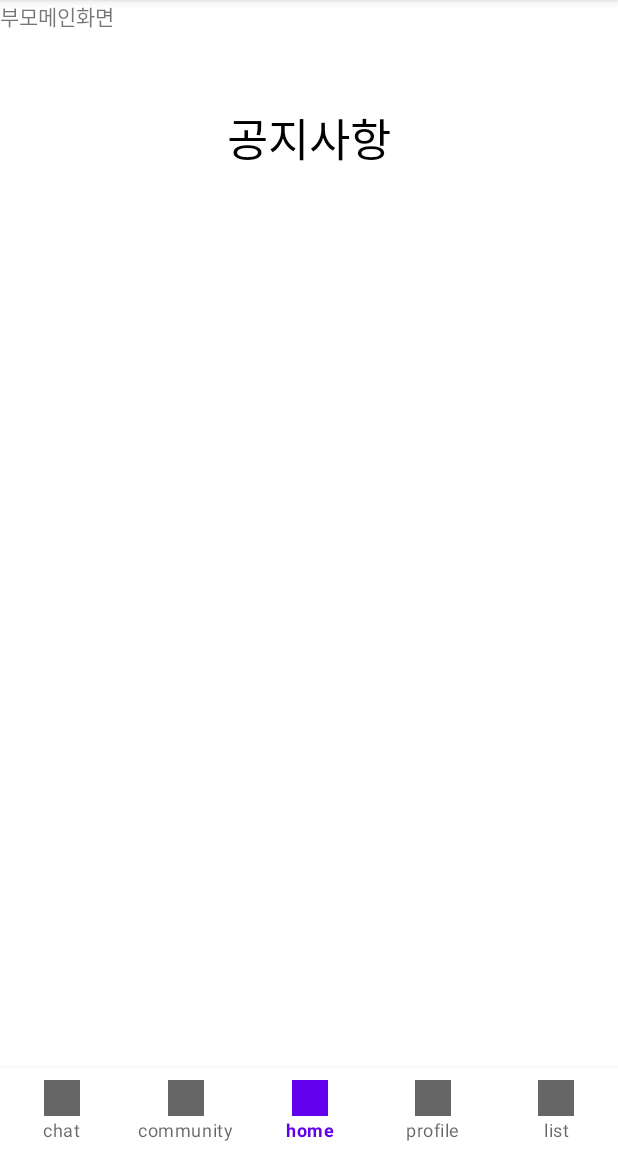
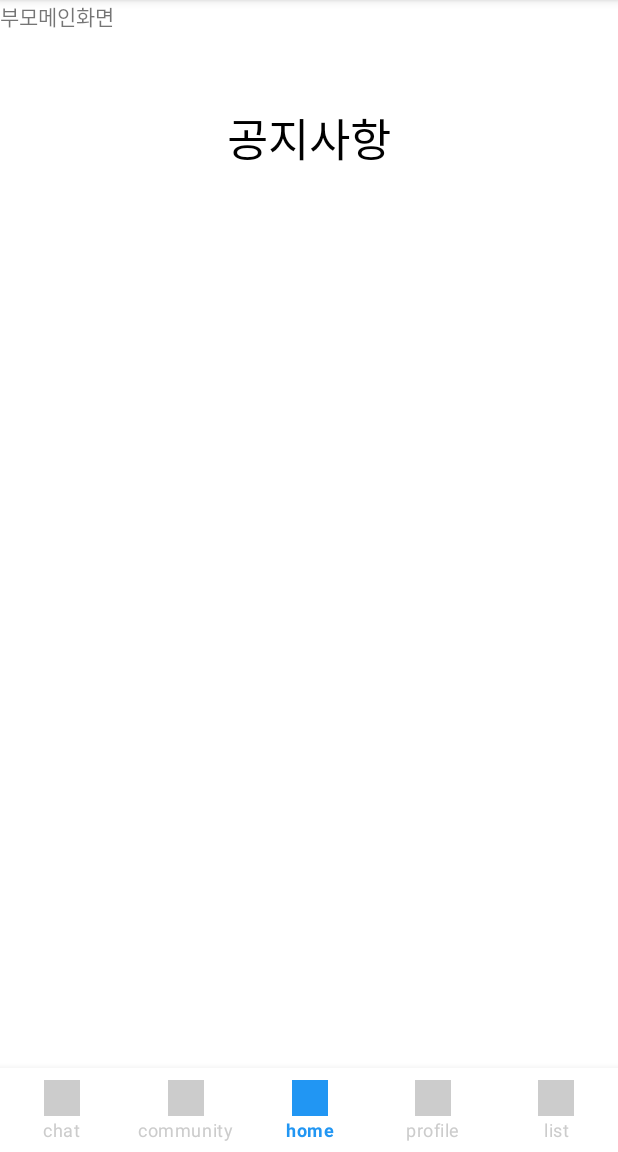
Before and after one commit to jjunehee/Capstone_EveryKid, an Android app: the MainParent screen opened directly, with no data from a screen before it, on a phone screen of 412 x 824 dp, the part 84-1236 px from its top. Run offline under Robolectric (Android 15) with nearby library versions, the phone set to English and light mode, and no system bars.

Commit message:
[최희정] 하단바 색상 변경 추가

```diff
--- a/app/src/main/res/layout/parent_main.xml
+++ b/app/src/main/res/layout/parent_main.xml
@@ -27,5 +27,8 @@
         android:layout_gravity="bottom"
         app:labelVisibilityMode="labeled"
         app:itemBackground="@color/white"
-        app:menu="@menu/bottom_menu"/>
+        app:menu="@menu/bottom_menu"
+        app:itemIconTint="@drawable/menu_selector_color"
+        app:itemTextColor="@drawable/menu_selector_color"
+        />
 </LinearLayout>
```
